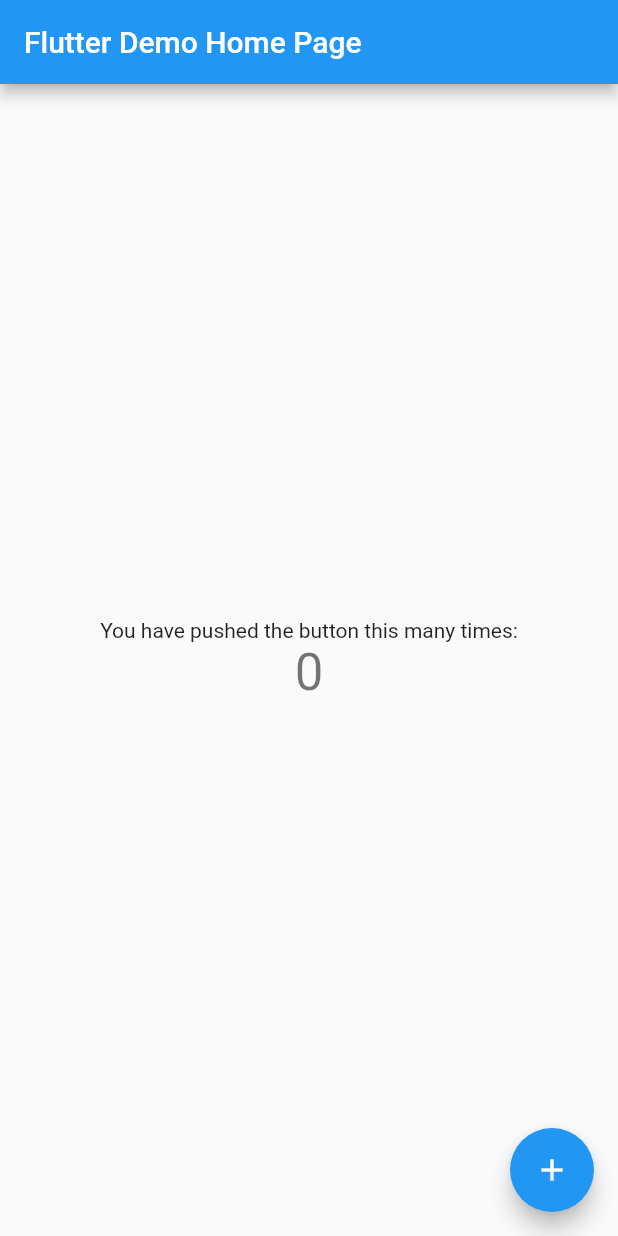
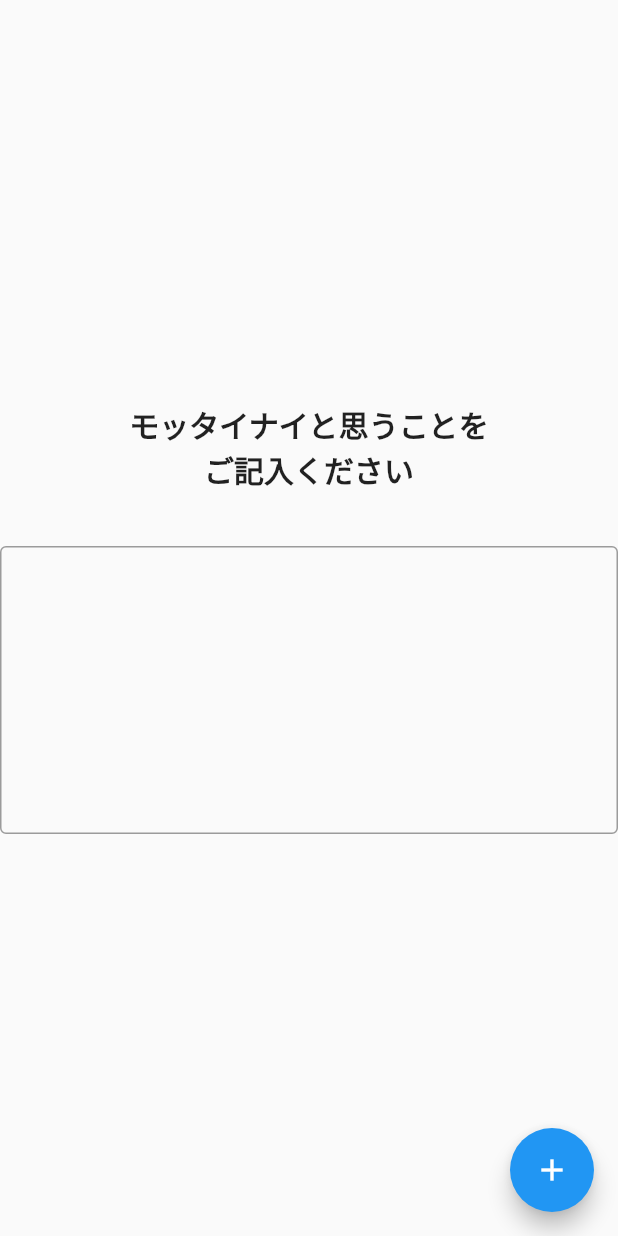
Before and after one commit to kenshukubo/test_flutter, a Flutter app: the screen it shows after launch, on a phone screen of 412 x 824 dp. Run offline on Flutter 3.47's test engine with Material 2 defaults, Android fonts, the phone set to English and light mode, and no system bars.

Commit message:
text field

```diff
--- a/lib/main.dart
+++ b/lib/main.dart
@@ -41,19 +41,21 @@ class _MyHomePageState extends State<MyHomePage> {
   @override
   Widget build(BuildContext context) {
     return Scaffold(
-      appBar: AppBar(
-        title: Text(widget.title),
-      ),
       body: Center(
         child: Column(
           mainAxisAlignment: MainAxisAlignment.center,
           children: <Widget>[
-            const Text(
-              'You have pushed the button this many times:',
+            Text(
+                'モッタイナイと思うことを\nご記入ください',
+                style: TextStyle(fontSize: 20, fontWeight: FontWeight.bold),
+                textAlign: TextAlign.center,
             ),
-            Text(
-              '$_counter',
-              style: Theme.of(context).textTheme.headline4,
+            SizedBox(height: 36,),
+            TextField(
+              maxLines: 8,
+              decoration: InputDecoration(
+                border: OutlineInputBorder(),
+              ),
             ),
           ],
         ),
```
